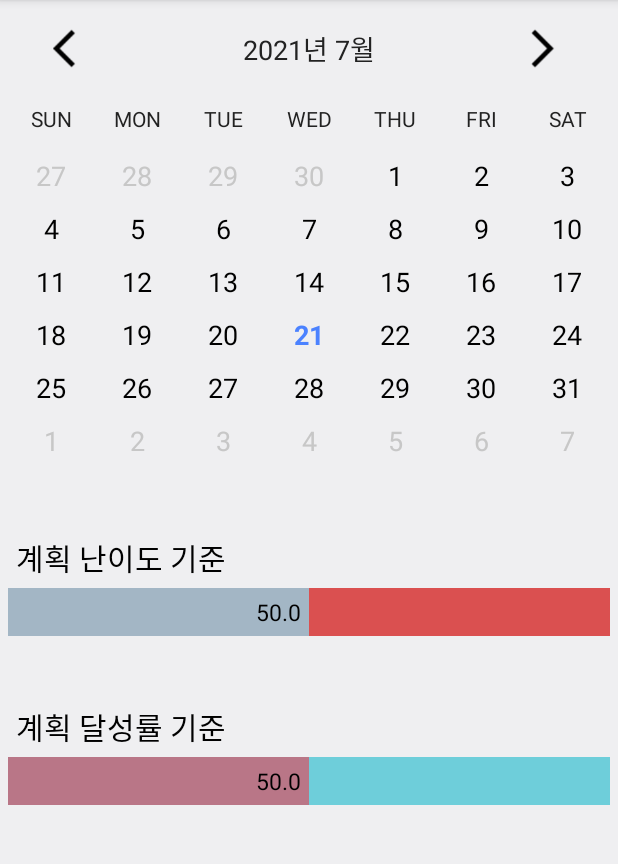
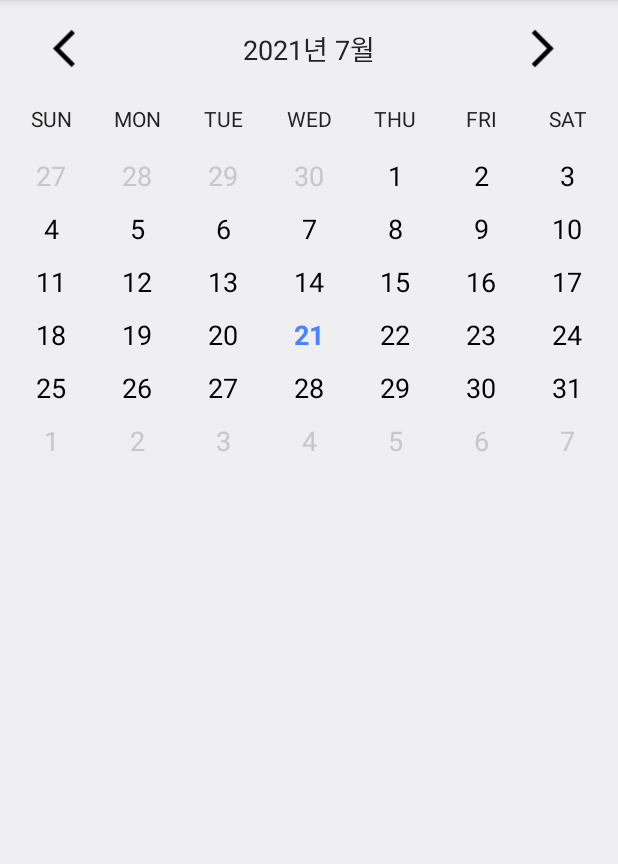
Before and after one commit to eanby00/TODOLIST_TensorFlow, an Android app: the screen it shows after launch (MainActivity), on a phone screen of 412 x 824 dp, the part 84-948 px from its top. Run offline under Robolectric (Android 15) with nearby library versions, the phone set to English and light mode, and no system bars.

Commit message:
0722 refactoring

```diff
--- a/app/src/main/java/com/todo/todolist/MainActivity.java
+++ b/app/src/main/java/com/todo/todolist/MainActivity.java
@@ -28,9 +28,9 @@ import java.util.Vector;
 
 public class MainActivity extends AppCompatActivity {
 
-    TextView difEasy, achLow;
-    Double dif_easy = 50.0;
-    Double ach_low = 50.0;
+//    TextView difEasy, achLow;
+//    Double dif_easy = 50.0;
+//    Double ach_low = 50.0;
 
 
 
@@ -40,7 +40,7 @@ public class MainActivity extends AppCompatActivity {
         setContentView(R.layout.activity_main);
         setTitle("TODO LIST (정준성)");
 
-        setDifAch();
+//        setDifAch();
 
         // 달력 구성
         HashSet<Date> events = new HashSet<Date>();
@@ -54,8 +54,8 @@ public class MainActivity extends AppCompatActivity {
             public void onDayPress(String key) {
                 Intent intent = new Intent(getApplicationContext(), ToDoDate.class);
                 intent.putExtra("Date", key);
-                intent.putExtra("difEasy", dif_easy);
-                intent.putExtra("achLow", ach_low);
+//                intent.putExtra("difEasy", dif_easy);
+//                intent.putExtra("achLow", ach_low);
                 RoomToDoScoreHelper scoreHelper = RoomToDoScoreHelper.getInstance(getApplicationContext());
                 RoomToDoScore todo_score = scoreHelper.roomToDoScoreDao().getDate(key);
                 if (todo_score == null) {
@@ -72,67 +72,67 @@ public class MainActivity extends AppCompatActivity {
 
 
 
-    @Override
-    protected void onRestart() {
-        super.onRestart();
-        setDifAch();
-    }
+//    @Override
+//    protected void onRestart() {
+//        super.onRestart();
+//        setDifAch();
+//    }
 
-    public void setDifAch() {
-        // 계획 난이도 기준 설정
-        // TODO LIST의 난이도와 달성률 로드
-        Vector <Double> difArray = new Vector<Double>();
-        Vector <Double> achArray = new Vector<Double>();
-        try{
-            FileInputStream inFsNum = openFileInput("data.txt");
-            byte[] txtNum = new byte[inFsNum.available()];
-            inFsNum.read(txtNum);
-            inFsNum.close();
-            String str = new String(txtNum);
-            Vector<String> tempNum = new Vector<String>(Arrays.asList(str.split("\n")));
-            for(String row : tempNum) {
-                if (row != null || row != "") {
-                    String[] rows = row.split(",");
-                    if (rows.length == 3 && Double.parseDouble(rows[1]) > 0) {
-                        difArray.add(Double.parseDouble(rows[1]));
-                        achArray.add(Double.parseDouble(rows[2])/ Double.parseDouble(rows[1])* 100);
-                    }
-                }
-            }
-            Double sumDif = 0.0;
-            for (Double tempDif : difArray) {
-                sumDif += tempDif;
-            }
-            dif_easy = Double.valueOf(String.format("%.2f", sumDif / difArray.size()));
-
-            Double sumAch = 0.0;
-            for (Double tempAch : achArray) {
-                sumAch += tempAch;
-            }
-            ach_low = Double.valueOf(String.format("%.2f", sumAch / achArray.size()));
-
-        } catch (IOException e) {
-            try {
-                // 최초 실행시 파일 초기화
-                FileOutputStream outFs = openFileOutput("data.txt", Context.MODE_PRIVATE);
-                String result = "";
-                outFs.write(result.getBytes());
-                outFs.close();
-            } catch(IOException e2) {
-
-            }
-
-        }
-
-        difEasy = (TextView) findViewById(R.id.difEasy);
-        difEasy.setText(Double.toString(dif_easy));
-
-
-        // 계획 달성률 기준 설정
-
-        achLow = (TextView) findViewById(R.id.achLow);
-        achLow.setText(Double.toString(ach_low));
-    }
+//    public void setDifAch() {
+//        // 계획 난이도 기준 설정
+//        // TODO LIST의 난이도와 달성률 로드
+//        Vector <Double> difArray = new Vector<Double>();
+//        Vector <Double> achArray = new Vector<Double>();
+//        try{
+//            FileInputStream inFsNum = openFileInput("data.txt");
+//            byte[] txtNum = new byte[inFsNum.available()];
+//            inFsNum.read(txtNum);
+//            inFsNum.close();
+//            String str = new String(txtNum);
+//            Vector<String> tempNum = new Vector<String>(Arrays.asList(str.split("\n")));
+//            for(String row : tempNum) {
+//                if (row != null || row != "") {
+//                    String[] rows = row.split(",");
+//                    if (rows.length == 3 && Double.parseDouble(rows[1]) > 0) {
+//                        difArray.add(Double.parseDouble(rows[1]));
+//                        achArray.add(Double.parseDouble(rows[2])/ Double.parseDouble(rows[1])* 100);
+//                    }
+//                }
+//            }
+//            Double sumDif = 0.0;
+//            for (Double tempDif : difArray) {
+//                sumDif += tempDif;
+//            }
+//            dif_easy = Double.valueOf(String.format("%.2f", sumDif / difArray.size()));
+//
+//            Double sumAch = 0.0;
+//            for (Double tempAch : achArray) {
+//                sumAch += tempAch;
+//            }
+//            ach_low = Double.valueOf(String.format("%.2f", sumAch / achArray.size()));
+//
+//        } catch (IOException e) {
+//            try {
+//                // 최초 실행시 파일 초기화
+//                FileOutputStream outFs = openFileOutput("data.txt", Context.MODE_PRIVATE);
+//                String result = "";
+//                outFs.write(result.getBytes());
+//                outFs.close();
+//            } catch(IOException e2) {
+//
+//            }
+//
+//        }
+//
+//        difEasy = (TextView) findViewById(R.id.difEasy);
+//        difEasy.setText(Double.toString(dif_easy));
+//
+//
+//        // 계획 달성률 기준 설정
+//
+//        achLow = (TextView) findViewById(R.id.achLow);
+//        achLow.setText(Double.toString(ach_low));
+//    }
 
     @Override
     public boolean onCreateOptionsMenu(Menu menu) {
--- a/app/src/main/res/layout/activity_main.xml
+++ b/app/src/main/res/layout/activity_main.xml
@@ -16,84 +16,84 @@
         android:layout_height="wrap_content"
         calendarNS:dateFormat="MMMM yyyy"/>
 
-    <View
-        android:layout_width="match_parent"
-        android:layout_height="40dp"/>
+<!--    <View-->
+<!--        android:layout_width="match_parent"-->
+<!--        android:layout_height="40dp"/>-->
 
-    <TextView
-        android:layout_width="match_parent"
-        android:layout_height="wrap_content"
-        android:text="계획 난이도 기준"
-        android:padding="5dp"
-        android:textSize="20sp"
-        android:textColor="@color/black"/>
+<!--    <TextView-->
+<!--        android:layout_width="match_parent"-->
+<!--        android:layout_height="wrap_content"-->
+<!--        android:text="계획 난이도 기준"-->
+<!--        android:padding="5dp"-->
+<!--        android:textSize="20sp"-->
+<!--        android:textColor="@color/black"/>-->
 
-    <LinearLayout
-        android:layout_width="match_parent"
-        android:layout_height="wrap_content"
-        android:orientation="horizontal">
+<!--    <LinearLayout-->
+<!--        android:layout_width="match_parent"-->
+<!--        android:layout_height="wrap_content"-->
+<!--        android:orientation="horizontal">-->
 
-        <TextView
-            android:id="@+id/difEasy"
-            android:layout_width="match_parent"
-            android:layout_height="match_parent"
-            android:layout_weight="0.5"
-            android:background="#A3B6C5"
-            android:textColor="@color/black"
-            android:text="50"
-            android:textSize="15sp"
-            android:gravity="right"
-            android:padding="5dp"/>
-        <TextView
-            android:id="@+id/difHard"
-            android:layout_width="match_parent"
-            android:layout_height="match_parent"
-            android:layout_weight="0.5"
-            android:background="#DA5050"
-            android:textColor="@color/black"
-            android:textSize="15sp"
-            android:gravity="right"
-            android:padding="5dp"/>
-    </LinearLayout>
+<!--        <TextView-->
+<!--            android:id="@+id/difEasy"-->
+<!--            android:layout_width="match_parent"-->
+<!--            android:layout_height="match_parent"-->
+<!--            android:layout_weight="0.5"-->
+<!--            android:background="#A3B6C5"-->
+<!--            android:textColor="@color/black"-->
+<!--            android:text="50"-->
+<!--            android:textSize="15sp"-->
+<!--            android:gravity="right"-->
+<!--            android:padding="5dp"/>-->
+<!--        <TextView-->
+<!--            android:id="@+id/difHard"-->
+<!--            android:layout_width="match_parent"-->
+<!--            android:layout_height="match_parent"-->
+<!--            android:layout_weight="0.5"-->
+<!--            android:background="#DA5050"-->
+<!--            android:textColor="@color/black"-->
+<!--            android:textSize="15sp"-->
+<!--            android:gravity="right"-->
+<!--            android:padding="5dp"/>-->
+<!--    </LinearLayout>-->
 
-    <View
-        android:layout_width="match_parent"
-        android:layout_height="40dp"/>
+<!--    <View-->
+<!--        android:layout_width="match_parent"-->
+<!--        android:layout_height="40dp"/>-->
 
-    <TextView
-        android:layout_width="match_parent"
-        android:layout_height="wrap_content"
-        android:text="계획 달성률 기준"
-        android:padding="5dp"
-        android:textSize="20sp"
-        android:textColor="@color/black"/>
+<!--    <TextView-->
+<!--        android:layout_width="match_parent"-->
+<!--        android:layout_height="wrap_content"-->
+<!--        android:text="계획 달성률 기준"-->
+<!--        android:padding="5dp"-->
+<!--        android:textSize="20sp"-->
+<!--        android:textColor="@color/black"/>-->
 
-    <LinearLayout
-        android:layout_width="match_parent"
-        android:layout_height="wrap_content"
-        android:orientation="horizontal">
-        <TextView
-            android:id="@+id/achLow"
-            android:layout_width="match_parent"
-            android:layout_height="match_parent"
-            android:layout_weight="0.5"
-            android:background="#B97687"
-            android:textColor="@color/black"
-            android:text="50"
-            android:textSize="15sp"
-            android:gravity="right"
-            android:padding="5dp"/>
+<!--    <LinearLayout-->
+<!--        android:layout_width="match_parent"-->
+<!--        android:layout_height="wrap_content"-->
+<!--        android:orientation="horizontal">-->
+<!--        <TextView-->
+<!--            android:id="@+id/achLow"-->
+<!--            android:layout_width="match_parent"-->
+<!--            android:layout_height="match_parent"-->
+<!--            android:layout_weight="0.5"-->
+<!--            android:background="#B97687"-->
+<!--            android:textColor="@color/black"-->
+<!--            android:text="50"-->
+<!--            android:textSize="15sp"-->
+<!--            android:gravity="right"-->
+<!--            android:padding="5dp"/>-->
 
-        <TextView
-            android:id="@+id/achHigh"
-            android:layout_width="match_parent"
-            android:layout_height="match_parent"
-            android:layout_weight="0.5"
-            android:background="#6ECEDA"
-            android:textColor="@color/black"
-            android:textSize="15sp"
-            android:gravity="right"
-            android:padding="5dp"/>
+<!--        <TextView-->
+<!--            android:id="@+id/achHigh"-->
+<!--            android:layout_width="match_parent"-->
+<!--            android:layout_height="match_parent"-->
+<!--            android:layout_weight="0.5"-->
+<!--            android:background="#6ECEDA"-->
+<!--            android:textColor="@color/black"-->
+<!--            android:textSize="15sp"-->
+<!--            android:gravity="right"-->
+<!--            android:padding="5dp"/>-->
 
-    </LinearLayout>
+<!--    </LinearLayout>-->
 </LinearLayout>
```
Also changed, not shown: app/src/main/java/com/todo/todolist/ToDoDate.java (+8 -8 lines), app/src/main/res/layout/activity_to_do_date.xml (+114 -114 lines), 1 other file.
